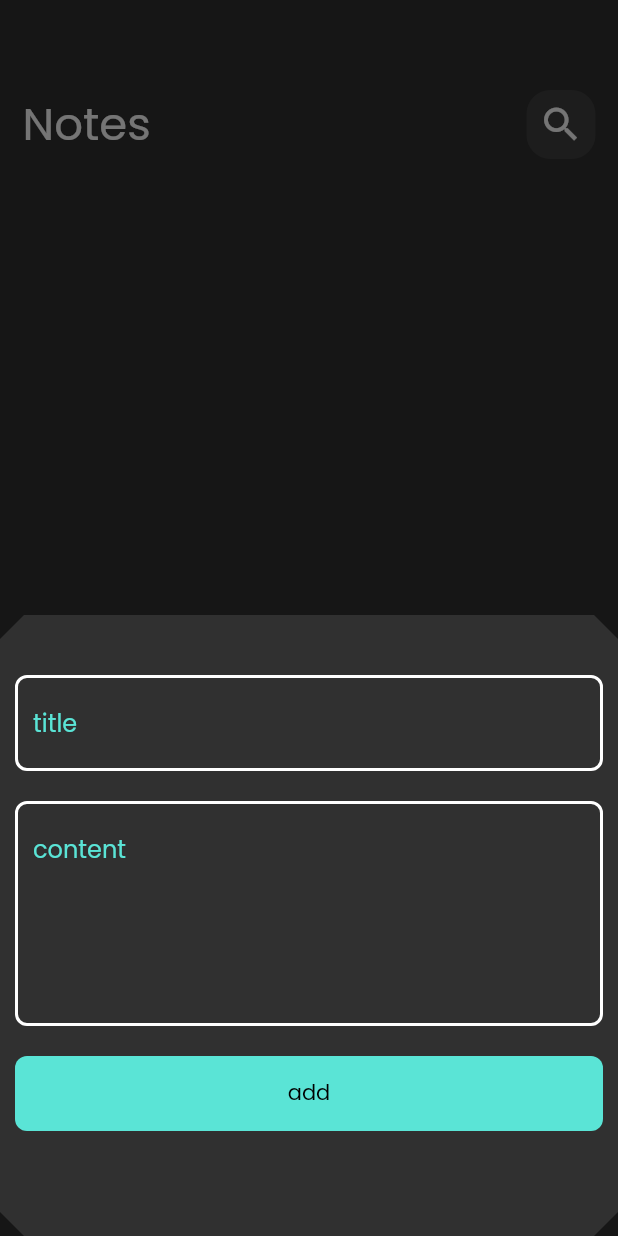
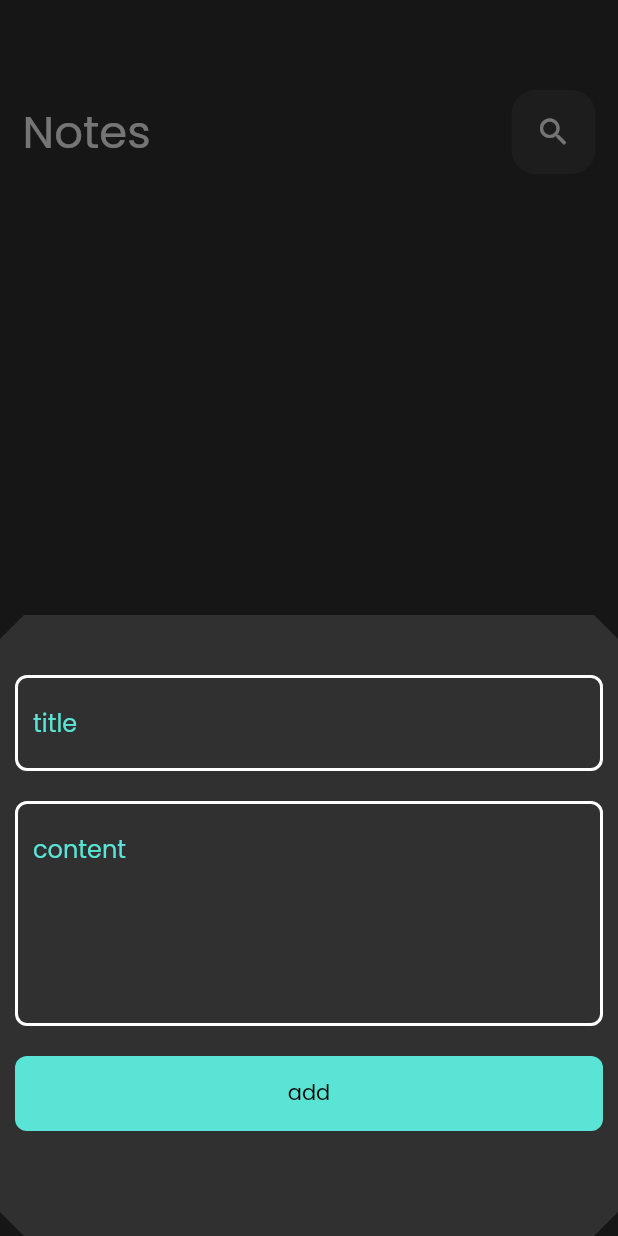
Before and after one commit to Jihedbenammar/Note_app, a Flutter app: the screen it shows after launch, after a tap on the "add" icon, on a phone screen of 412 x 824 dp. Run offline on Flutter 3.47's test engine with Material 2 defaults, Android fonts, the phone set to English and light mode, and no system bars; our stand-ins replace bloc, flutter_bloc, font_awesome_flutter, hive, hive_flutter; accounts and stored records are empty.

Commit message:
finish the app

```diff
--- a/lib/models/note_model.dart
+++ b/lib/models/note_model.dart
@@ -4,9 +4,9 @@ part 'note_model.g.dart';
 @HiveType(typeId: 1)
 class NoteModel extends HiveObject {
   @HiveField(0)
-  final String title;
+  String title;
   @HiveField(1)
-  final String subtitle;
+  String subtitle;
   @HiveField(2)
   final String date;
   @HiveField(3)
--- a/lib/widgets/custom_appbar.dart
+++ b/lib/widgets/custom_appbar.dart
@@ -1,12 +1,16 @@
 import 'package:flutter/material.dart';
 
 import '../constant/colors.dart';
+import '../models/note_model.dart';
 import 'custom_search_icon.dart';
 
 class CustomAppBar extends StatelessWidget {
-  const CustomAppBar({super.key, required this.title, required this.icon});
+  const CustomAppBar(
+      {super.key, required this.title, required this.icon, this.onPressed});
   final String title;
   final IconData icon;
+
+  final void Function()? onPressed;
   @override
   Widget build(BuildContext context) {
     return Row(
@@ -17,6 +21,7 @@ class CustomAppBar extends StatelessWidget {
         ),
         const Spacer(),
         CustomSearchIcon(
+          onPressed: onPressed,
           icon: icon,
         ),
       ],
--- a/lib/widgets/custom_search_icon.dart
+++ b/lib/widgets/custom_search_icon.dart
@@ -3,18 +3,21 @@ import 'package:flutter/material.dart';
 import '../constant/colors.dart';
 
 class CustomSearchIcon extends StatelessWidget {
-  const CustomSearchIcon({required this.icon});
+  const CustomSearchIcon({required this.icon, required this.onPressed});
   final IconData icon;
+  final void Function()? onPressed;
   @override
   Widget build(BuildContext context) {
     return Container(
       child: Center(
-        child: Icon(
-          icon,
-          size: 30,
-        ),
-      ),
-      padding: const EdgeInsets.all(8),
+          child: IconButton(
+              onPressed: onPressed,
+              icon: Icon(
+                icon,
+                weight: 45,
+                color: Colors.white,
+              ))),
+      padding: const EdgeInsets.all(4),
       decoration: BoxDecoration(
           color: Kcolors.kwhite.withOpacity(0.07),
           borderRadius: BorderRadius.circular(16)),
--- a/lib/widgets/custom_text_field.dart
+++ b/lib/widgets/custom_text_field.dart
@@ -2,14 +2,22 @@ import 'package:flutter/material.dart';
 import 'package:note_app/constant/colors.dart';
 
 class CustomTextField extends StatelessWidget {
-  const CustomTextField({required this.title, this.maxlines = 1, this.onsaved});
+  const CustomTextField({
+    required this.title,
+    this.maxlines = 1,
+    this.onsaved,
+    this.onchange,
+  });
   final String title;
   final int maxlines;
   final void Function(String?)? onsaved;
+  final void Function(String?)? onchange;
+
   @override
   Widget build(BuildContext context) {
     return TextFormField(
       onSaved: onsaved,
+      onChanged: onchange,
       validator: (value) {
         if (value?.isEmpty ?? true) {
           return 'Field is requuired ';
```
Also changed, not shown: lib/views/edit_note_view.dart (+6 -3 lines), lib/widgets/custom_note_item.dart (+6 -2 lines), lib/widgets/edit_view_body.dart (+15 -4 lines).
